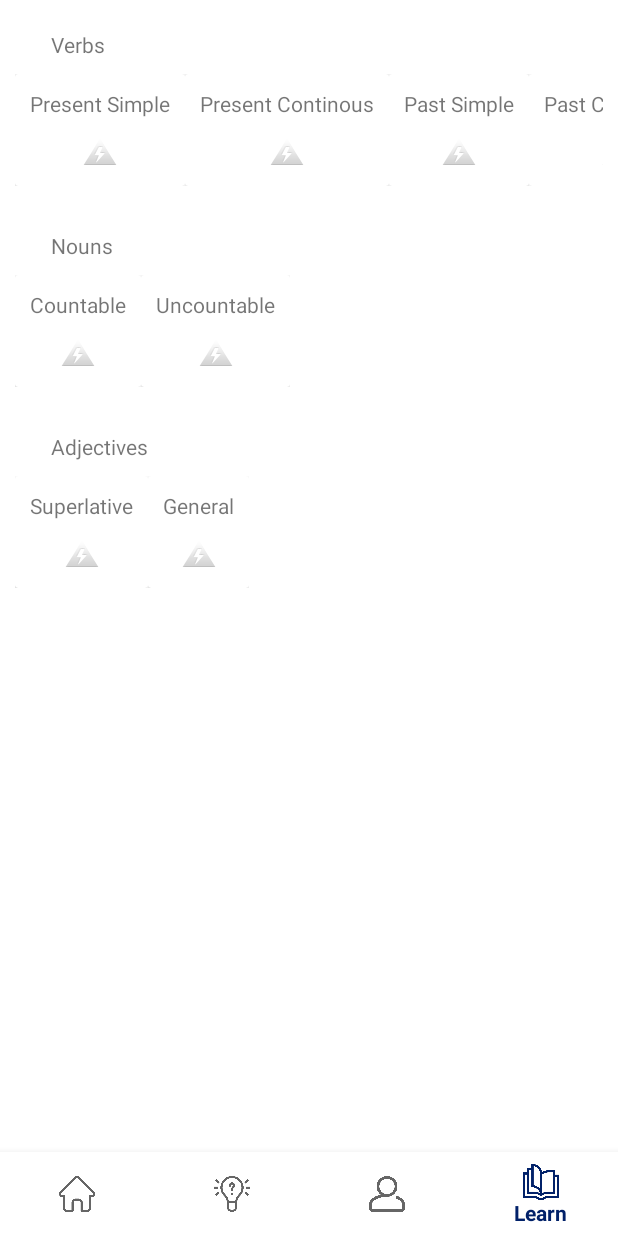
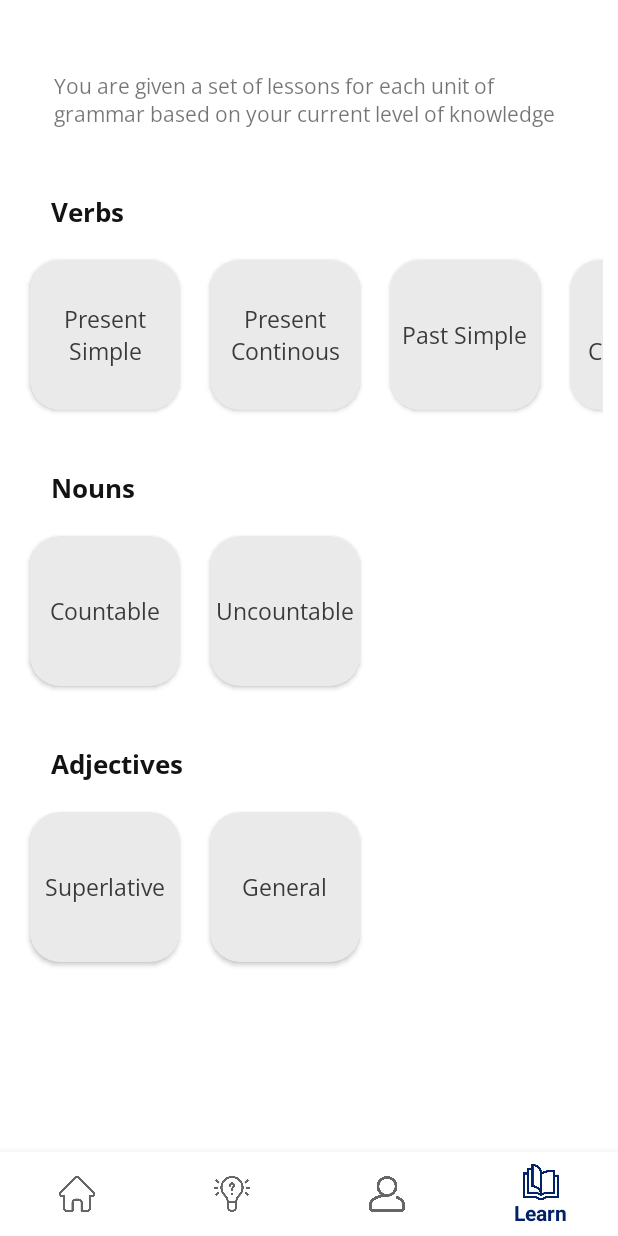
Before and after one commit to krunoslav-k/Albion, an Android app: the LearnFragment screen opened through its navigation route, on a phone screen of 412 x 824 dp. Run offline under Robolectric (Android 15) with nearby library versions, the phone set to English and light mode, and no system bars; our stand-ins replace navigation-ui.

Commit message:
LearnFragment UI improvements

```diff
--- a/app/src/main/java/com/krunoslavkazalicki/albion/LessonRecyclerAdapter.kt
+++ b/app/src/main/java/com/krunoslavkazalicki/albion/LessonRecyclerAdapter.kt
@@ -36,7 +36,6 @@ class LessonRecyclerAdapter(private var lessons: List<String>, val fragmentManag
 
     class LessonViewHolder(itemView: View): RecyclerView.ViewHolder(itemView){
         private val lessonNameTextView: TextView = itemView.findViewById(R.id.lessonName_tv)
-        private val lessonImageView: ImageView = itemView.findViewById(R.id.lessonImage_iv)
 
         fun bind(lesson: String){
             lessonNameTextView.text = lesson
--- a/app/src/main/res/layout/fragment_learn.xml
+++ b/app/src/main/res/layout/fragment_learn.xml
@@ -6,9 +6,29 @@
     android:layout_height="match_parent"
     tools:context=".LearnFragment">
 
-    <androidx.recyclerview.widget.RecyclerView
-        android:id="@+id/units_rv"
+    <androidx.constraintlayout.widget.ConstraintLayout
         android:layout_width="match_parent"
-        android:layout_height="wrap_content" />
+        android:layout_height="match_parent">
+
+        <androidx.recyclerview.widget.RecyclerView
+            android:id="@+id/units_rv"
+            android:layout_width="match_parent"
+            android:layout_height="wrap_content"
+            android:layout_marginTop="24dp"
+            app:layout_constraintEnd_toEndOf="parent"
+            app:layout_constraintStart_toStartOf="parent"
+            app:layout_constraintTop_toBottomOf="@+id/textView14" />
+
+        <TextView
+            android:id="@+id/textView14"
+            android:layout_width="340dp"
+            android:layout_height="wrap_content"
+            android:layout_marginStart="36dp"
+            android:layout_marginTop="48dp"
+            android:fontFamily="@font/open_sans"
+            android:text="You are given a set of lessons for each unit of grammar based on your current level of knowledge"
+            app:layout_constraintStart_toStartOf="parent"
+            app:layout_constraintTop_toTopOf="parent" />
+    </androidx.constraintlayout.widget.ConstraintLayout>
 
 </FrameLayout>
--- a/app/src/main/res/layout/lesson_card.xml
+++ /dev/null
@@ -1,44 +0,0 @@
-<?xml version="1.0" encoding="utf-8"?>
-<androidx.constraintlayout.widget.ConstraintLayout xmlns:android="http://schemas.android.com/apk/res/android"
-    xmlns:app="http://schemas.android.com/apk/res-auto"
-    xmlns:tools="http://schemas.android.com/tools"
-    android:layout_width="wrap_content"
-    android:layout_height="wrap_content">
-
-    <androidx.cardview.widget.CardView
-        android:layout_width="wrap_content"
-        android:layout_height="wrap_content"
-        app:layout_constraintStart_toStartOf="parent"
-        app:layout_constraintTop_toTopOf="parent">
-
-        <androidx.constraintlayout.widget.ConstraintLayout
-            android:layout_width="wrap_content"
-            android:layout_height="wrap_content">
-
-            <ImageView
-                android:id="@+id/imageView2"
-                android:layout_width="wrap_content"
-                android:layout_height="wrap_content"
-                android:layout_marginStart="10dp"
-                android:layout_marginTop="10dp"
-                android:layout_marginEnd="10dp"
-                app:layout_constraintEnd_toEndOf="parent"
-                app:layout_constraintStart_toStartOf="parent"
-                app:layout_constraintTop_toTopOf="parent"
-                tools:srcCompat="@tools:sample/avatars" />
-
-            <TextView
-                android:id="@+id/textView8"
-                android:layout_width="wrap_content"
-                android:layout_height="wrap_content"
-                android:layout_marginTop="5dp"
-                android:layout_marginBottom="5dp"
-                android:text="TextView"
-                app:layout_constraintBottom_toBottomOf="parent"
-                app:layout_constraintEnd_toEndOf="parent"
-                app:layout_constraintStart_toStartOf="parent"
-                app:layout_constraintTop_toBottomOf="@+id/imageView2" />
-        </androidx.constraintlayout.widget.ConstraintLayout>
-    </androidx.cardview.widget.CardView>
-
-</androidx.constraintlayout.widget.ConstraintLayout>
--- a/app/src/main/res/layout/lesson_item.xml
+++ b/app/src/main/res/layout/lesson_item.xml
@@ -5,41 +5,39 @@
     android:layout_width="wrap_content"
     android:layout_height="wrap_content">
 
-    <androidx.cardview.widget.CardView
-        android:layout_width="wrap_content"
-        android:layout_height="wrap_content"
-        app:layout_constraintBottom_toBottomOf="parent"
-        app:layout_constraintEnd_toEndOf="parent"
-        app:layout_constraintStart_toStartOf="parent"
-        app:layout_constraintTop_toTopOf="parent">
+    <androidx.constraintlayout.widget.ConstraintLayout
+        android:layout_width="match_parent"
+        android:layout_height="match_parent">
 
-        <androidx.constraintlayout.widget.ConstraintLayout
-            android:layout_width="wrap_content"
-            android:layout_height="wrap_content">
+        <androidx.cardview.widget.CardView
+            android:layout_width="100dp"
+            android:layout_height="100dp"
+            android:layout_marginStart="10dp"
+            android:layout_marginTop="10dp"
+            android:layout_marginEnd="10dp"
+            android:layout_marginBottom="10dp"
+            app:cardBackgroundColor="#EAEAEA"
+            app:cardCornerRadius="20dp"
+            app:layout_constraintBottom_toBottomOf="parent"
+            app:layout_constraintEnd_toEndOf="parent"
+            app:layout_constraintStart_toStartOf="parent"
+            app:layout_constraintTop_toTopOf="parent">
 
             <TextView
                 android:id="@+id/lessonName_tv"
                 android:layout_width="wrap_content"
                 android:layout_height="wrap_content"
-                android:layout_marginStart="10dp"
-                android:layout_marginTop="10dp"
-                android:layout_marginEnd="10dp"
+                android:layout_gravity="center"
+                android:layout_marginLeft="4dp"
+                android:layout_marginTop="4dp"
+                android:layout_marginRight="4dp"
+                android:layout_marginBottom="4dp"
+                android:fontFamily="@font/open_sans"
+                android:gravity="center"
                 android:text="TextView"
-                app:layout_constraintEnd_toEndOf="parent"
-                app:layout_constraintStart_toStartOf="parent"
-                app:layout_constraintTop_toTopOf="parent" />
+                android:textColor="#3A3A3A"
+                android:textSize="15sp" />
+        </androidx.cardview.widget.CardView>
+    </androidx.constraintlayout.widget.ConstraintLayout>
 
-            <ImageView
-                android:id="@+id/lessonImage_iv"
-                android:layout_width="wrap_content"
-                android:layout_height="wrap_content"
-                android:layout_marginTop="10dp"
-                android:layout_marginBottom="10dp"
-                app:layout_constraintBottom_toBottomOf="parent"
-                app:layout_constraintEnd_toEndOf="parent"
-                app:layout_constraintStart_toStartOf="parent"
-                app:layout_constraintTop_toBottomOf="@+id/lessonName_tv"
-                app:srcCompat="@android:drawable/ic_lock_idle_low_battery" />
-        </androidx.constraintlayout.widget.ConstraintLayout>
-    </androidx.cardview.widget.CardView>
 </androidx.constraintlayout.widget.ConstraintLayout>
--- a/app/src/main/res/layout/unit_item.xml
+++ b/app/src/main/res/layout/unit_item.xml
@@ -15,7 +15,10 @@
         android:layout_height="wrap_content"
         android:layout_marginStart="24dp"
         android:layout_marginTop="10dp"
-        android:text="TextView"
+        android:fontFamily="@font/open_sans_bold"
+        android:text="Verbs"
+        android:textColor="#131313"
+        android:textSize="17sp"
         app:layout_constraintStart_toStartOf="parent"
         app:layout_constraintTop_toTopOf="parent" />
 
```
